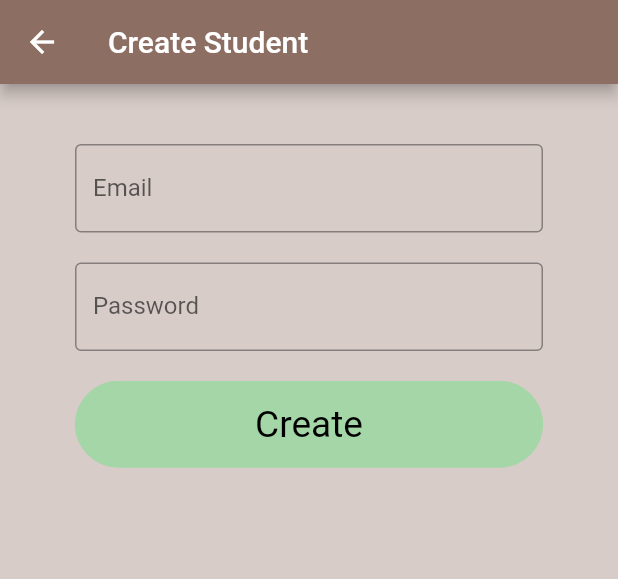
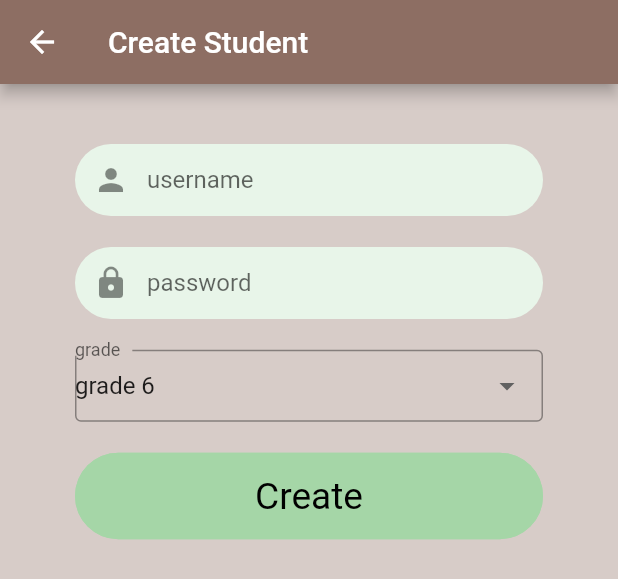
Before and after one commit to ShanManage/FlutterLMS, a Flutter app: the AdminScreen widget shown alone on an empty page, opened directly, after a tap on "add new", on a phone screen of 412 x 824 dp. Shown: the top 579 px of the screen. Run offline on Flutter 3.47's test engine with Material 2 defaults, Android fonts, the phone set to English and light mode, and no system bars; our stand-ins replace cloud_firestore, firebase_auth, firebase_core; accounts and stored records are empty.

```diff
--- /dev/null
+++ b/lib/models/RegisterStudent.dart
@@ -0,0 +1,5 @@
+class RegisterStudent {
+  String registerGrade;
+  String userName;
+  String password;
+}
--- /dev/null
+++ b/lib/models/UploadDocument.dart
@@ -0,0 +1,5 @@
+class UploadDocument {
+  String docGrade;
+  String docSubject;
+  String docType;
+}
--- a/lib/screens/CostomWidgets/CustomDropDownList.dart
+++ b/lib/screens/CostomWidgets/CustomDropDownList.dart
@@ -1,16 +1,33 @@
+import 'package:LoginSample/models/RegisterStudent.dart';
+import 'package:LoginSample/models/UploadDocument.dart';
 import 'package:flutter/material.dart';
 
 class CustomDropDownList extends StatefulWidget {
-  List<DropdownMenuItem<String>> _list;
-  String dropdownValue;
+  List<DropdownMenuItem<String>> list;
+  RegisterStudent rs;
+  UploadDocument ud;
   String lable;
-  CustomDropDownList(@required this._list, this.dropdownValue, this.lable);
+  String type;
+  CustomDropDownList(
+      {@required this.list, this.rs, this.ud, this.lable, this.type});
 
   @override
   _CustomDropDownListState createState() => _CustomDropDownListState();
 }
 
 class _CustomDropDownListState extends State<CustomDropDownList> {
+  String getType() {
+    if (this.widget.type == "rs") {
+      return this.widget.rs.registerGrade;
+    } else if (this.widget.type == "ug") {
+      return this.widget.ud.docGrade;
+    } else if (this.widget.type == "us") {
+      return this.widget.ud.docSubject;
+    } else if (this.widget.type == "ut") {
+      return this.widget.ud.docType;
+    }
+  }
+
   @override
   Widget build(BuildContext context) {
     return DropdownButtonFormField(
@@ -19,11 +36,19 @@ class _CustomDropDownListState extends State<CustomDropDownList> {
           labelStyle: TextStyle(),
           labelText: this.widget.lable,
           border: OutlineInputBorder()),
-      items: this.widget._list,
-      value: this.widget.dropdownValue,
+      items: this.widget.list,
+      value: getType(),
       onChanged: (value) {
         setState(() {
-          this.widget.dropdownValue = value;
+          if (this.widget.type == "rs") {
+            this.widget.rs.registerGrade = value;
+          } else if (this.widget.type == "ug") {
+            this.widget.ud.docGrade = value;
+          } else if (this.widget.type == "us") {
+            this.widget.ud.docSubject = value;
+          } else if (this.widget.type == "ut") {
+            this.widget.ud.docType = value;
+          }
         });
       },
     );
--- a/lib/screens/admin/adminScreean.dart
+++ b/lib/screens/admin/adminScreean.dart
@@ -1,9 +1,12 @@
+import 'package:LoginSample/models/UploadDocument.dart';
 import 'package:LoginSample/screens/CostomWidgets/CustomDropDownList.dart';
 import 'package:LoginSample/screens/CostomWidgets/CustomText.dart';
 import 'package:LoginSample/screens/authenticate/sign_up.dart';
 import 'package:flutter/material.dart';
 
 class AdminScreen extends StatelessWidget {
+  UploadDocument document = new UploadDocument();
+
   @override
   Widget build(BuildContext context) {
     return Container(
@@ -19,14 +22,34 @@ class AdminScreen extends StatelessWidget {
         )),
         Center(
             child: Container(
-                padding: EdgeInsets.all(10),
-                child:
-                    CustomDropDownList(_grades, _grades.first.value, "grade"))),
+          padding: EdgeInsets.all(10),
+          child: CustomDropDownList(
+            list: _grades,
+            lable: "grade",
+            type: "ug",
+            ud: document,
+          ),
+        )),
         Center(
             child: Container(
-                padding: EdgeInsets.all(10),
-                child: CustomDropDownList(
-                    _subjects, _subjects.first.value, "sbject"))),
+          padding: EdgeInsets.all(10),
+          child: CustomDropDownList(
+            list: _subjects,
+            lable: "subject",
+            type: "us",
+            ud: document,
+          ),
+        )),
+        Center(
+            child: Container(
+          padding: EdgeInsets.all(10),
+          child: CustomDropDownList(
+            list: _documentType,
+            lable: "type",
+            type: "ut",
+            ud: document,
+          ),
+        )),
         Center(
             child: Container(
                 padding: EdgeInsets.all(10),
@@ -128,4 +151,23 @@ class AdminScreen extends StatelessWidget {
       value: "budhism",
     ),
   ];
+
+  List<DropdownMenuItem<String>> _documentType = [
+    DropdownMenuItem(
+      child: new Text("pdf"),
+      value: "pdf",
+    ),
+    DropdownMenuItem(
+      child: new Text("video"),
+      value: "video",
+    ),
+    DropdownMenuItem(
+      child: new Text("lms"),
+      value: "lms",
+    ),
+    DropdownMenuItem(
+      child: new Text("audio"),
+      value: "audio",
+    ),
+  ];
 }
--- a/lib/screens/authenticate/sign_in.dart
+++ b/lib/screens/authenticate/sign_in.dart
@@ -23,12 +23,8 @@ class _SignInState extends State<SignIn> {
 
   onClickSignIn() async {
     if (_formKey.currentState.validate()) {
-      dynamic result = await _auth.signInWithEmailAndPassword(
+      await _auth.signInWithEmailAndPassword(
           userNameController.text, passController.text);
-      print(result.toString());
-      // if (result == null) {
-      //   setState(() => error = 'could not sign in with this credential.!');
-      // }
     }
   }
 
--- a/lib/screens/authenticate/sign_up.dart
+++ b/lib/screens/authenticate/sign_up.dart
@@ -1,4 +1,8 @@
+import 'package:LoginSample/models/RegisterStudent.dart';
 import 'package:LoginSample/screens/CostomWidgets/CustomButton.dart';
+import 'package:LoginSample/screens/CostomWidgets/CustomDropDownList.dart';
+import 'package:LoginSample/screens/CostomWidgets/CustomFormField.dart';
+import 'package:LoginSample/screens/shared/sizeConfig.dart';
 import 'package:LoginSample/services/auth.dart';
 import 'package:flutter/material.dart';
 
@@ -8,19 +12,26 @@ class SignUp extends StatefulWidget {
 }
 
 class _SignUpState extends State<SignUp> {
+  double blockHeight = SizeConfig.safeBlockVertical;
+  double blockWidth = SizeConfig.safeBlockHorizontal;
+
   final AuthService _auth = AuthService();
   final _formKey = GlobalKey<FormState>();
+  final userNameController = TextEditingController();
+  final passController = TextEditingController();
+  RegisterStudent student = new RegisterStudent();
 
-  String email = '';
-  String password = '';
-  String error = '';
-  String grade = '';
-
-  // final emailController = TextEditingController();
-  // final passController = TextEditingController();
+  onClickSignUp() async {
+    if (_formKey.currentState.validate()) {
+      student.userName = userNameController.text;
+      student.password = passController.text;
+      await _auth.registerWithEmailAndPassword(student, context);
+    }
+  }
 
   @override
   Widget build(BuildContext context) {
+    student.registerGrade = _grades.first.value;
     return Scaffold(
       backgroundColor: Colors.brown[100],
       appBar: AppBar(
@@ -34,45 +45,70 @@ class _SignUpState extends State<SignUp> {
             child: Column(
               children: [
                 SizedBox(height: 20.0),
-                TextFormField(
-                  validator: (val) => val.isEmpty ? "Please enter email" : null,
-                  onChanged: (val) {
-                    setState(() => email = val);
-                  },
-                  decoration: InputDecoration(
-                      labelText: 'Email', border: OutlineInputBorder()),
+                CustomFormField(
+                  hintText: "username",
+                  isPass: false,
+                  fieldController: userNameController,
+                  prefixIcon: Icons.person,
                 ),
-                SizedBox(height: 20.0),
-                TextFormField(
-                  validator: (val) => val.length < 6
-                      ? "Please enter password 6+ char long"
-                      : null,
-                  obscureText: true,
-                  onChanged: (val) {
-                    setState(() => password = val);
-                  },
-                  decoration: InputDecoration(
-                      labelText: 'Password', border: OutlineInputBorder()),
+                SizedBox(height: blockHeight * 2.5),
+                CustomFormField(
+                  hintText: "password",
+                  isPass: true,
+                  fieldController: passController,
+                  prefixIcon: Icons.lock,
                 ),
-                SizedBox(height: 20.0),
+                SizedBox(height: blockHeight * 2.5),
+                CustomDropDownList(
+                  list: _grades,
+                  lable: "grade",
+                  type: "rs",
+                  rs: student,
+                ),
+                SizedBox(height: blockHeight * 2.5),
                 CustomButton(
                   title: "Create",
                   bgColor: Colors.green[200],
                   textColor: Colors.black,
                   callback: () async {
-                    if (_formKey.currentState.validate()) {
-                      await _auth.registerWithEmailAndPassword(email, password);
-                    }
+                    onClickSignUp();
                   },
                 ),
-                SizedBox(height: 12.0),
-                Text(
-                  error,
-                  style: TextStyle(color: Colors.red, fontSize: 14.0),
-                )
+                // SizedBox(height: 12.0),
+                // Text(
+                //   error,
+                //   style: TextStyle(color: Colors.red, fontSize: 14.0),
+                // )
               ],
             ),
           )),
     );
   }
+
+  List<DropdownMenuItem<String>> _grades = [
+    DropdownMenuItem(
+      child: new Text("grade 6"),
+      value: "6",
+    ),
+    DropdownMenuItem(
+      child: new Text("grade 7"),
+      value: "7",
+    ),
+    DropdownMenuItem(
+      child: new Text("grade 8"),
+      value: "8",
+    ),
+    DropdownMenuItem(
+      child: new Text("grade 9"),
+      value: "9",
+    ),
+    DropdownMenuItem(
+      child: new Text("grade 10"),
+      value: "10",
+    ),
+    DropdownMenuItem(
+      child: new Text("grade 11"),
+      value: "11",
+    ),
+  ];
 }
--- a/lib/services/auth.dart
+++ b/lib/services/auth.dart
@@ -1,12 +1,12 @@
+import 'package:LoginSample/models/RegisterStudent.dart';
 import 'package:LoginSample/models/User.dart';
 import 'package:cloud_firestore/cloud_firestore.dart';
 import 'package:firebase_auth/firebase_auth.dart';
+import 'package:flutter/widgets.dart';
 
 class AuthService {
   final FirebaseAuth _auth = FirebaseAuth.instance;
   final firestoreInstance = FirebaseFirestore.instance;
-
-  // String _grade;
 
   LocalUser _userFromFireBaseUser(User user) {
     return user != null ? LocalUser(uid: user.uid) : null;
@@ -21,10 +21,6 @@ class AuthService {
       UserCredential result = await _auth.signInWithEmailAndPassword(
           email: userID + "@gmail.com", password: password);
       User user = result.user;
-      // DocumentSnapshot _doc =
-      //     await _firestore.collection('users').doc(user.uid).get();
-      // Map<String, dynamic> _data = _doc.data();
-      // _grade = _data["grade"];
       return _userFromFireBaseUser(user);
     } catch (e) {
       print(e.toString());
@@ -32,14 +28,16 @@ class AuthService {
     }
   }
 
-  Future registerWithEmailAndPassword(String email, String password) async {
+  Future registerWithEmailAndPassword(
+      RegisterStudent student, BuildContext context) async {
     try {
       UserCredential result = await _auth.createUserWithEmailAndPassword(
-          email: email, password: password);
-      User user = result.user;
-      // _firestore.collection("users").doc(user.uid).set({grade: grade});
-      // _grade = grade;
-      return _userFromFireBaseUser(user);
+          email: student.userName + "@gmail.com", password: student.password);
+      firestoreInstance
+          .collection("users")
+          .doc(result.user.uid)
+          .set({'grade': int.parse(student.registerGrade)});
+      Navigator.of(context).pop();
     } catch (e) {
       print(e.toString());
       return null;
```
